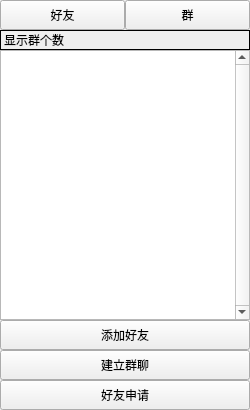
Zzzzzya/Chating-Room, file client/chatting/groupchat.ui: the form before one commit.
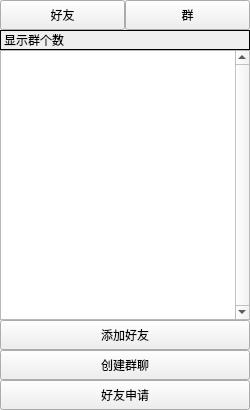
The form after the commit.

Commit message: 添加了一个创建群聊是询问群名称的ui界面 修改了每个界面的标题

The edit to the form file:
```diff
--- a/client/chatting/groupchat.ui
+++ b/client/chatting/groupchat.ui
@@ -78,7 +78,7 @@
     </rect>
    </property>
    <property name="text">
-    <string>建立群聊</string>
+    <string>创建群聊</string>
    </property>
   </widget>
   <widget class="QPushButton" name="applyBtn">
```
Left out of the diff: 3 changed lines with no effect on the pictures. The commit also changes 11 other files.
